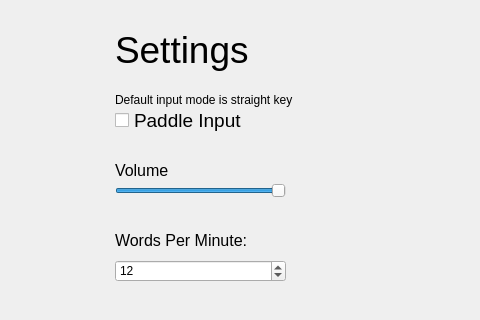
This is MorseCodeLearner/settingswindow.ui in UofU-CS3505/cs3505-assignment9-the_tigers as Qt 5 draws it before an edit; both pictures show x 525 to 1005 and y 0 to 320 of the 1280 by 720 pixel window. The edited form follows.
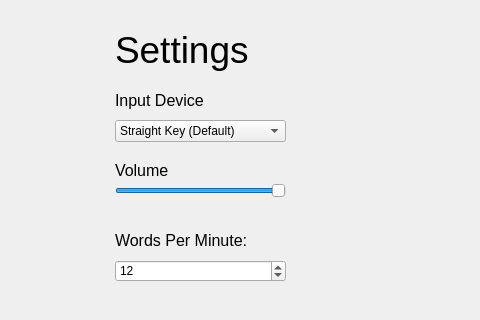
This is the edited form.

Commit message: Started paddle implemenation (bugged)

Patch:
```diff
--- a/MorseCodeLearner/settingswindow.ui
+++ b/MorseCodeLearner/settingswindow.ui
@@ -44,30 +44,6 @@
     <string>Settings</string>
    </property>
   </widget>
-  <widget class="QCheckBox" name="straightKeyToggle">
-   <property name="geometry">
-    <rect>
-     <x>640</x>
-     <y>100</y>
-     <width>250</width>
-     <height>40</height>
-    </rect>
-   </property>
-   <property name="font">
-    <font>
-     <pointsize>14</pointsize>
-    </font>
-   </property>
-   <property name="text">
-    <string>Paddle Input</string>
-   </property>
-   <property name="iconSize">
-    <size>
-     <width>48</width>
-     <height>48</height>
-    </size>
-   </property>
-  </widget>
   <widget class="QLabel" name="volumeTitle">
    <property name="geometry">
     <rect>
@@ -167,17 +143,42 @@
     <string>Morse Code Input Key:</string>
    </property>
   </widget>
-  <widget class="QLabel" name="label">
+  <widget class="QComboBox" name="inputDevice">
+   <property name="geometry">
+    <rect>
+     <x>640</x>
+     <y>120</y>
+     <width>171</width>
+     <height>22</height>
+    </rect>
+   </property>
+   <item>
+    <property name="text">
+     <string>Straight Key (Default)</string>
+    </property>
+   </item>
+   <item>
+    <property name="text">
+     <string>Iambic Paddle</string>
+    </property>
+   </item>
+  </widget>
+  <widget class="QLabel" name="deviceLabel">
    <property name="geometry">
     <rect>
      <x>640</x>
      <y>90</y>
-     <width>231</width>
-     <height>20</height>
+     <width>151</width>
+     <height>21</height>
     </rect>
    </property>
+   <property name="font">
+    <font>
+     <pointsize>12</pointsize>
+    </font>
+   </property>
    <property name="text">
-    <string>Default input mode is straight key</string>
+    <string>Input Device</string>
    </property>
   </widget>
  </widget>
```
The commit also changes 9 other files.
